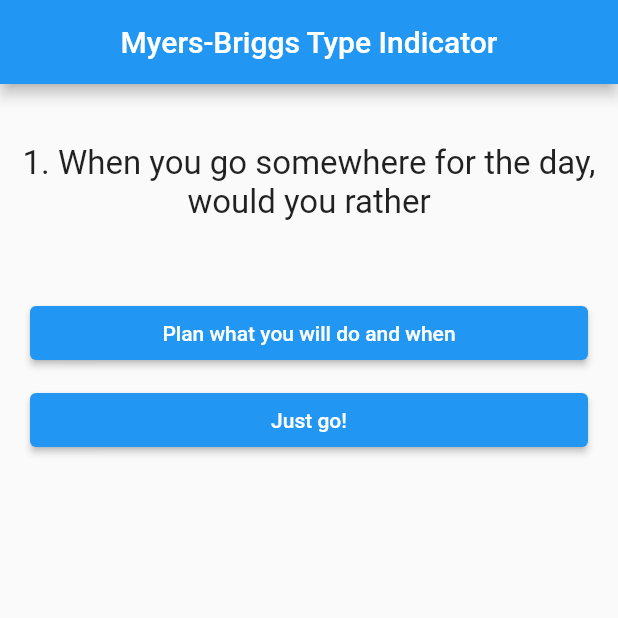
After one commit to WiedjajaAtmadja/t01_personality_test_app, a Flutter app: the screen it shows after launch, on a phone screen of 412 x 824 dp, the top half of it. The commit adds this screen. Run offline on Flutter 3.47's test engine with Material 2 defaults, Android fonts, the phone set to English and light mode, and no system bars.

Commit message:
Slide37 Session 3 part 4

```diff
--- a/lib/main.dart
+++ b/lib/main.dart
@@ -1,6 +1,6 @@
 import 'package:flutter/material.dart';
-import 'question.dart';
-import 'answer.dart';
+import 'test.dart';
+import 'result.dart';
 
 void main() {
   runApp(MainApp());
@@ -61,12 +61,11 @@
         appBar: AppBar(
             title: const Center(child: Text("Myers-Briggs Type Indicator"))),
         body: (questionIndex < questions.length)
-            ? Column(children: [
-                Question(questions[questionIndex]['questionText'] as String),
-                for (var ans in questions[questionIndex]['answerText']! as List)
-                  Answer(ans, chooseAnswer),
-              ])
-            : Center(child: Text("You have completed the test!")),
+            ? Test(
+                questions: questions,
+                questionIndex: questionIndex,
+                chooseAnswer: chooseAnswer)
+            : Result(),
       ),
       debugShowCheckedModeBanner: true,
     );
--- /dev/null
+++ b/lib/test.dart
@@ -0,0 +1,27 @@
+import 'package:flutter/material.dart';
+import 'question.dart';
+import 'answer.dart';
+
+class Test extends StatelessWidget {
+  final List<Map<String, Object>> questions;
+  final int questionIndex;
+  final VoidCallback chooseAnswer;
+
+  Test({
+    required this.questions,
+    required this.questionIndex,
+    required this.chooseAnswer,
+  });
+
+  @override
+  Widget build(BuildContext context) {
+    return Column(
+      children: [
+        Question(questions[questionIndex]['questionText'] as String),
+        ...(questions[questionIndex]['answerText']! as List).map((ans) {
+          return Answer(ans, chooseAnswer);
+        }).toList(),
+      ],
+    );
+  }
+}
```
Also changed, not shown: lib/result.dart (added, +10 -0 lines).
